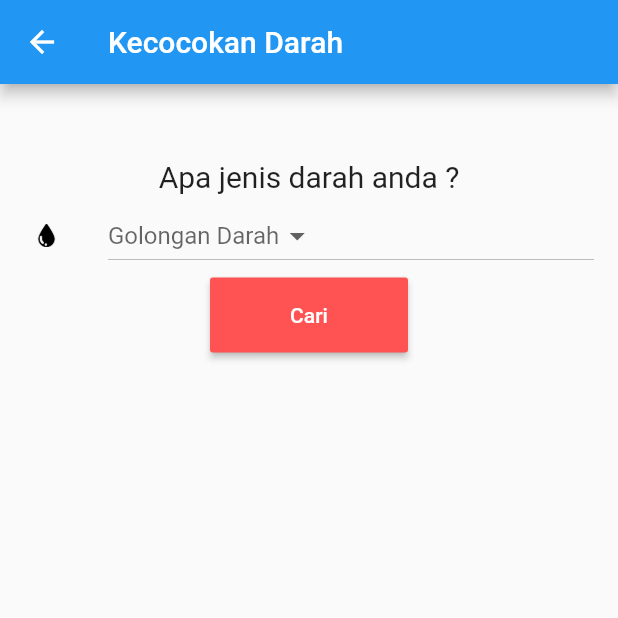
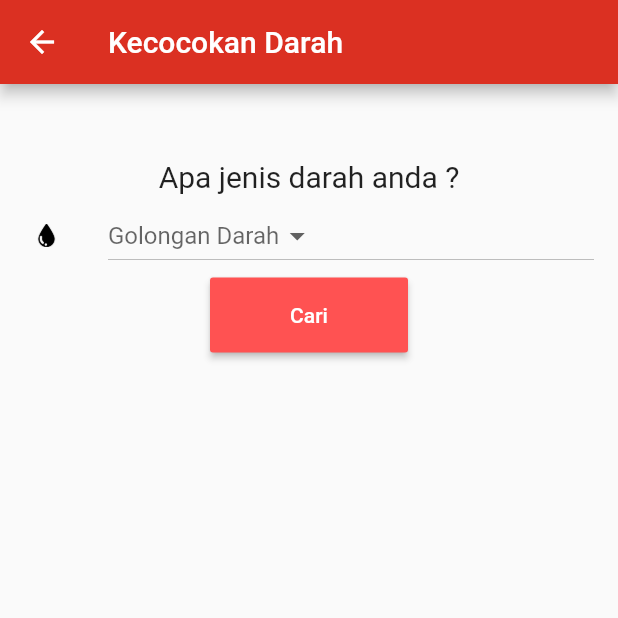
Before and after one commit to kris5kali/donor_client, a Flutter app: the KecocokanDarahPage screen opened directly, on a phone screen of 412 x 824 dp, the top half of it. Run offline on Flutter 3.47's test engine with Material 2 defaults, Android fonts, the phone set to English and light mode, and no system bars; our stand-ins replace cloud_firestore, firebase_auth, firebase_storage, flushbar, flutter_icons, get and 3 more; accounts and stored records are empty.

Commit message:
Revision Code

```diff
--- a/lib/screens/acara_donor_page.dart
+++ b/lib/screens/acara_donor_page.dart
@@ -12,6 +12,7 @@ class AcaraDonorPage extends StatelessWidget {
     return Scaffold(
       appBar: AppBar(
         backgroundColor: kPrimaryColor,
+        title: Text('Acara Donor',style:kHeadline3),
       ),
       body: FutureBuilder<List<AcaraDonorModel>>(
           future: acaraProv.fetchListAcaraDonor(),
--- a/lib/screens/kecocokan_darah_page.dart
+++ b/lib/screens/kecocokan_darah_page.dart
@@ -1,3 +1,4 @@
+import 'package:donor/utils/constants.dart';
 import 'package:flutter/material.dart';
 
 import '../widgets/gol_a_min_widget.dart';
@@ -51,11 +52,17 @@ class _KecocokanDarahPageState extends State<KecocokanDarahPage> {
       value: "O+",
     ),
   ];
+
   @override
   Widget build(BuildContext context) {
     return Scaffold(
       appBar: AppBar(
-        title: Text('Kecocokan Darah', style: TextStyle(color: Colors.white)),
+        backgroundColor: kPrimaryColor,
+        title: Text(
+          'Kecocokan Darah',
+          style: TextStyle(color: Colors.white),
+
+        ),
       ),
       body: Center(
         child: Container(
```
Also changed, not shown: lib/providers/auth_provider.dart (+5 -20 lines), lib/screens/profile_page.dart (+8 -7 lines), lib/widgets/user_card_widget.dart (+6 -6 lines).
